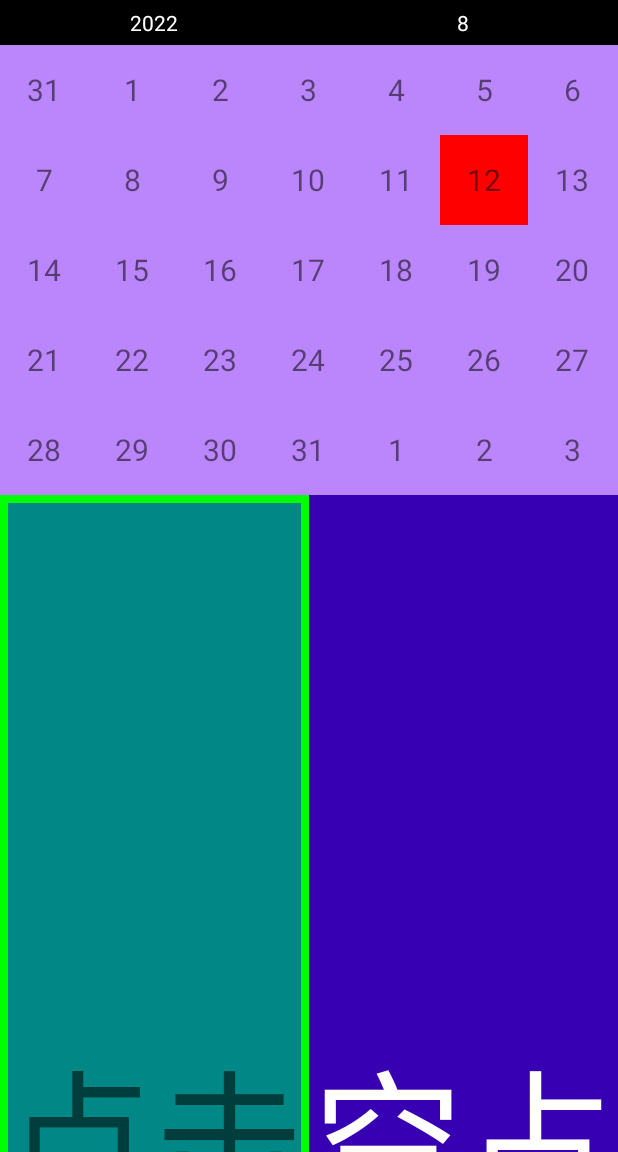
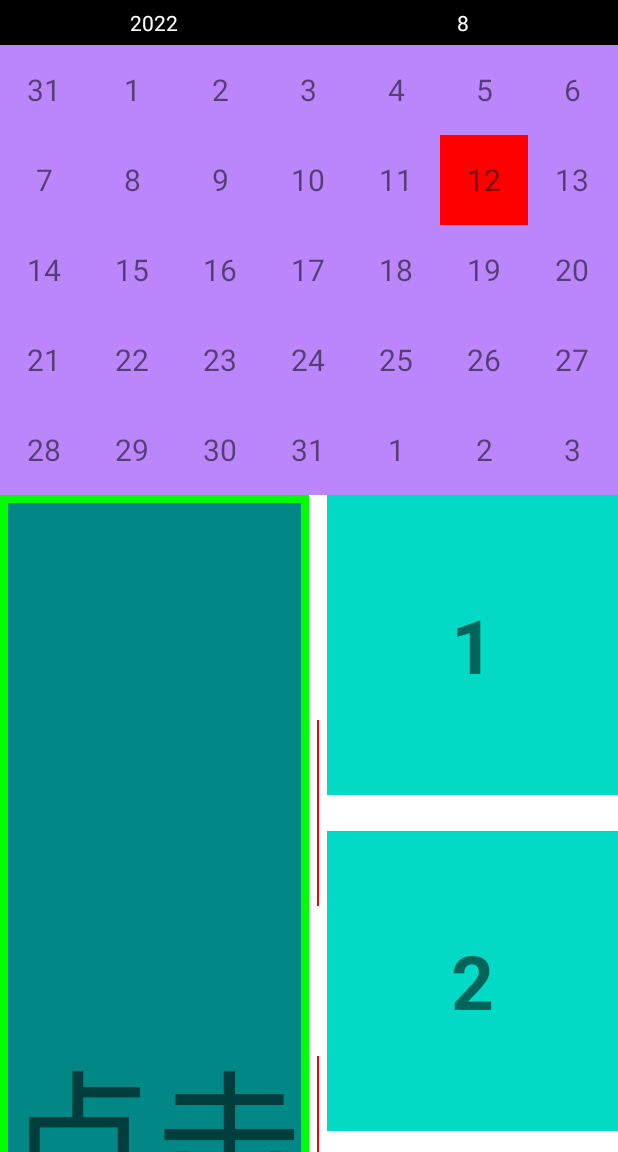
Before and after one commit to metatronQ/CalendarProject, an Android app: the screen it shows after launch (MainActivity), on a phone screen of 412 x 824 dp, the part 84-1236 px from its top. Run offline under Robolectric (Android 15) with nearby library versions, the phone set to English and light mode, and no system bars; our stand-ins replace RxJava.

Commit message:
fea: ItemDecoration实现类似物流的连线效果

```diff
--- a/app/src/main/java/com/chenfu/calendaractivity/MainActivity.java
+++ b/app/src/main/java/com/chenfu/calendaractivity/MainActivity.java
@@ -9,9 +9,12 @@ import android.widget.TextView;
 import android.widget.Toast;
 
 import androidx.appcompat.app.AppCompatActivity;
+import androidx.recyclerview.widget.LinearLayoutManager;
+import androidx.recyclerview.widget.RecyclerView;
 import androidx.viewpager2.widget.ViewPager2;
 
 import com.chenfu.calendaractivity.adapter.BaseAdapter;
+import com.chenfu.calendaractivity.adapter.ClipAdapter;
 import com.chenfu.calendaractivity.adapter.MonthCalendarAdapter;
 import com.chenfu.calendaractivity.adapter.WeekCalendarAdapter;
 import com.chenfu.calendaractivity.util.CalendarUtil;
@@ -157,6 +160,13 @@ public class MainActivity extends AppCompatActivity {
 
             }
         });
+
+        RecyclerView recyclerView = findViewById(R.id.recycler_view);
+        String data[] = {"1","2","3","4","5","6","7","8","9","10","11","12","13"};
+        ClipAdapter adapter = new ClipAdapter(this, data);
+        recyclerView.setLayoutManager(new LinearLayoutManager(this, RecyclerView.VERTICAL, false));
+        recyclerView.setAdapter(adapter);
+        recyclerView.addItemDecoration(new MyItemDecoration(this, data));
     }
 
     public void bindAdapter(ViewPager2 viewPager2, BaseAdapter adapter) {
--- /dev/null
+++ b/app/src/main/java/com/chenfu/calendaractivity/MyItemDecoration.kt
@@ -0,0 +1,52 @@
+package com.chenfu.calendaractivity
+
+import android.content.Context
+import android.graphics.Canvas
+import android.graphics.Color
+import android.graphics.Paint
+import android.graphics.Rect
+import android.view.View
+import androidx.recyclerview.widget.RecyclerView
+import com.chenfu.calendaractivity.util.DisplayUtils
+
+class MyItemDecoration(private val context: Context, private val data: Array<String>) : RecyclerView.ItemDecoration() {
+    val mPaint by lazy {
+        val paint = Paint()
+//        paint.color = Color.argb((0.2 * 256).toInt(), 176, 190, 197)
+        paint.color = Color.RED
+        paint.style = Paint.Style.FILL_AND_STROKE
+        paint.strokeWidth = DisplayUtils.dip2px(context, 1f).toFloat()
+        return@lazy paint
+    }
+
+    override fun getItemOffsets(
+        outRect: Rect,
+        view: View,
+        parent: RecyclerView,
+        state: RecyclerView.State
+    ) {
+        super.getItemOffsets(outRect, view, parent, state)
+        outRect.set(DisplayUtils.dip2px(context, 12f), 0, 0, DisplayUtils.dip2px(context, 24f))
+    }
+
+    override fun onDraw(c: Canvas, parent: RecyclerView, state: RecyclerView.State) {
+        val childCount = parent.childCount
+        for (i in 0 until childCount) {
+            val child = parent.getChildAt(i)
+            val childLayoutPosition = parent.getChildLayoutPosition(child)
+            if (childLayoutPosition == RecyclerView.NO_POSITION || childLayoutPosition == data.size - 1) {
+                continue
+            }
+            val yMargin = (child.bottom - child.top).toFloat() / 4
+            val x = child.left.toFloat() - DisplayUtils.dip2px(context, 6f)
+            val startY: Float = child.top + yMargin * 3
+            val stopY: Float = child.bottom.toFloat() + yMargin + DisplayUtils.dip2px(context, 24f)
+            c.drawLine(x, startY, x, stopY, mPaint)
+        }
+    }
+
+    override fun onDrawOver(c: Canvas, parent: RecyclerView, state: RecyclerView.State) {
+        super.onDrawOver(c, parent, state)
+    }
+
+}
--- /dev/null
+++ b/app/src/main/java/com/chenfu/calendaractivity/adapter/ClipAdapter.kt
@@ -0,0 +1,31 @@
+package com.chenfu.calendaractivity.adapter
+
+import android.content.Context
+import android.view.LayoutInflater
+import android.view.View
+import android.view.ViewGroup
+import android.widget.TextView
+import androidx.recyclerview.widget.RecyclerView
+import com.chenfu.calendaractivity.R
+
+class ClipAdapter(val context: Context, val datas: Array<String>) : RecyclerView.Adapter<ClipAdapter.ViewHolder>() {
+
+    class ViewHolder(itemView: View) : RecyclerView.ViewHolder(itemView) {
+        val textView = itemView.findViewById<TextView>(R.id.recycler_text)
+    }
+
+    override fun onCreateViewHolder(parent: ViewGroup, viewType: Int): ViewHolder {
+        parent.clipChildren = false
+        return ViewHolder(
+            LayoutInflater.from(context).inflate(R.layout.item_recycler, parent, false)
+        )
+    }
+
+    override fun onBindViewHolder(holder: ViewHolder, position: Int) {
+        holder.textView.text = datas[position]
+    }
+
+    override fun getItemCount(): Int {
+        return datas.size
+    }
+}
--- a/app/src/main/res/layout/activity_main.xml
+++ b/app/src/main/res/layout/activity_main.xml
@@ -26,15 +26,18 @@
                 android:text="点击占位"
                 android:textSize="100sp" />
 
-            <TextView
+            <LinearLayout
                 android:layout_width="0dp"
                 android:layout_height="match_parent"
                 android:layout_weight="1"
-                android:background="@color/purple_700"
-                android:gravity="center"
-                android:text="空占位"
-                android:textColor="@color/white"
-                android:textSize="100sp" />
+                android:background="@color/white"
+                android:orientation="vertical">
+
+                <androidx.recyclerview.widget.RecyclerView
+                    android:id="@+id/recycler_view"
+                    android:layout_width="match_parent"
+                    android:layout_height="wrap_content"/>
+            </LinearLayout>
         </LinearLayout>
 
         <androidx.viewpager2.widget.ViewPager2
--- /dev/null
+++ b/app/src/main/res/layout/item_recycler.xml
@@ -0,0 +1,16 @@
+<?xml version="1.0" encoding="utf-8"?>
+<RelativeLayout xmlns:android="http://schemas.android.com/apk/res/android"
+    android:layout_width="match_parent"
+    android:layout_height="200dp"
+    android:background="@color/teal_200">
+
+    <TextView
+        android:id="@+id/recycler_text"
+        android:layout_width="wrap_content"
+        android:layout_height="wrap_content"
+        android:layout_centerInParent="true"
+        android:textStyle="bold"
+        android:textSize="50sp"
+        android:text="test" />
+
+</RelativeLayout>
```
